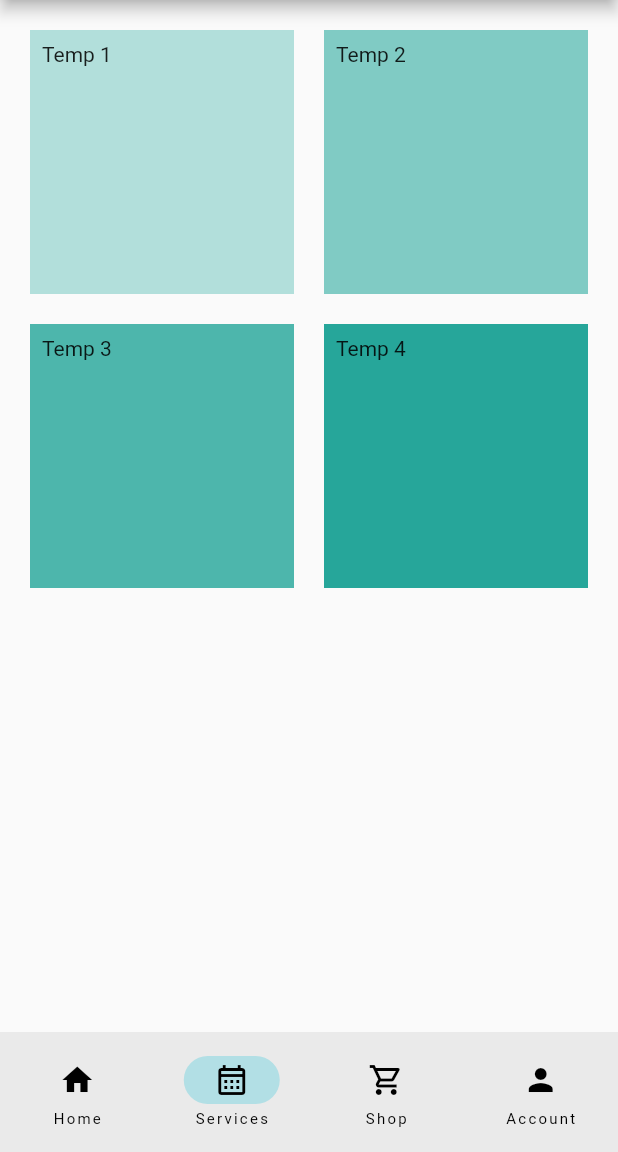
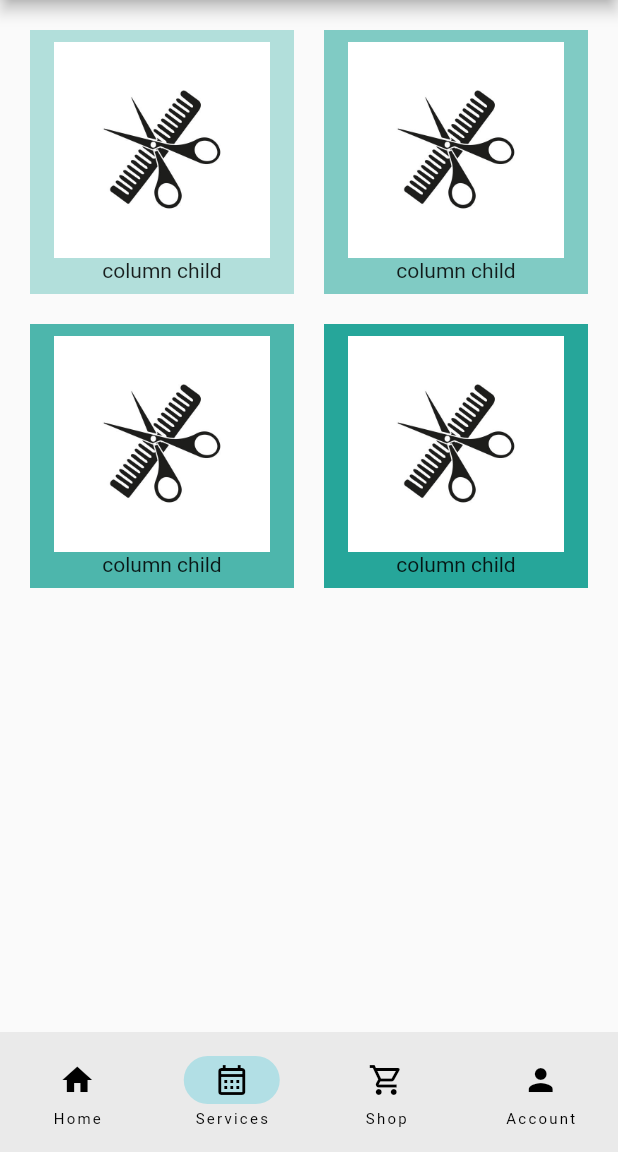
Before and after one commit to Aaron-Nordin/Salon-App, a Flutter app: the screen it shows after launch, item 2 of the bottom bar chosen, on a phone screen of 412 x 824 dp, the part 84-1236 px from its top. Run offline on Flutter 3.47's test engine with Material 2 defaults, Android fonts, the phone set to English and light mode, and no system bars.

Commit message:
Updated Gridviews to have column with children

```diff
--- a/lib/home_page.dart
+++ b/lib/home_page.dart
@@ -16,17 +16,38 @@ class HomePage extends StatelessWidget {
         Container(
           padding: const EdgeInsets.all(8),
           color: Colors.teal[100],
-          child: const Text("Temp 1"),
+          child: Column(
+            children: [
+              Expanded(
+                child: Image.asset('images/salon_icon.jpg'),
+              ),
+              const Text('column child')
+            ],
+          ),
         ),
         Container(
           padding: const EdgeInsets.all(8),
           color: Colors.teal[200],
-          child: const Text('Temp 2'),
+          child: Column(
+            children: [
+              Expanded(
+                child: Image.asset('images/salon_icon.jpg'),
+              ),
+              const Text('column child')
+            ],
+          ),
         ),
         Container(
           padding: const EdgeInsets.all(8),
           color: Colors.teal[300],
-          child: const Text('Temp 3'),
+          child: Column(
+            children: [
+              Expanded(
+                child: Image.asset('images/salon_icon.jpg'),
+              ),
+              const Text('column child')
+            ],
+          ),
         ),
       ],
     );
--- a/lib/services_page.dart
+++ b/lib/services_page.dart
@@ -15,22 +15,50 @@ class ServicesPage extends StatelessWidget {
         Container(
           padding: const EdgeInsets.all(8),
           color: Colors.teal[100],
-          child: const Text("Temp 1"),
+          child: Column(
+            children: [
+              Expanded(
+                child: Image.asset('images/salon_icon.jpg'),
+              ),
+              const Text('column child')
+            ],
+          ),
         ),
         Container(
           padding: const EdgeInsets.all(8),
           color: Colors.teal[200],
-          child: const Text('Temp 2'),
+          child: Column(
+            children: [
+              Expanded(
+                child: Image.asset('images/salon_icon.jpg'),
+              ),
+              const Text('column child')
+            ],
+          ),
         ),
         Container(
           padding: const EdgeInsets.all(8),
           color: Colors.teal[300],
-          child: const Text('Temp 3'),
+          child: Column(
+            children: [
+              Expanded(
+                child: Image.asset('images/salon_icon.jpg'),
+              ),
+              const Text('column child')
+            ],
+          ),
         ),
         Container(
           padding: const EdgeInsets.all(8),
           color: Colors.teal[400],
-          child: const Text('Temp 4'),
+          child: Column(
+            children: [
+              Expanded(
+                child: Image.asset('images/salon_icon.jpg'),
+              ),
+              const Text('column child')
+            ],
+          ),
         ),
       ],
     );
```
